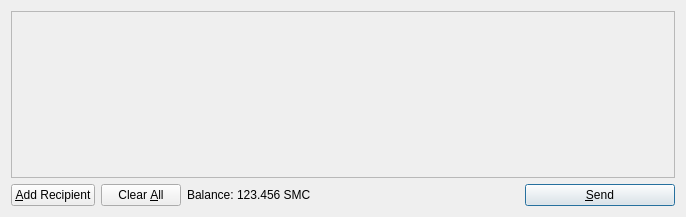
Before: the Qt Designer form src/qt/forms/sendcoinsdialog.ui in salvix/bigchange, drawn with Qt 5.
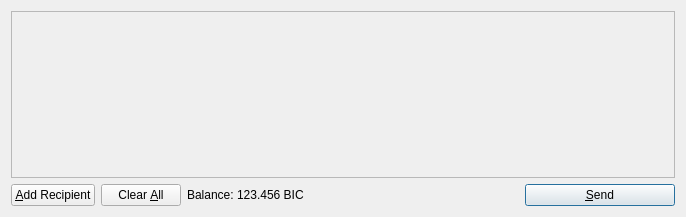
After: the same form once the commit is applied. Icons and pictures are not drawn.

What changed in the file:
```diff
--- a/src/qt/forms/sendcoinsdialog.ui
+++ b/src/qt/forms/sendcoinsdialog.ui
@@ -119,7 +119,7 @@
           <cursorShape>IBeamCursor</cursorShape>
          </property>
          <property name="text">
-          <string>123.456 SMC</string>
+          <string>123.456 BIC</string>
          </property>
          <property name="textInteractionFlags">
           <set>Qt::LinksAccessibleByMouse|Qt::TextSelectableByKeyboard|Qt::TextSelectableByMouse</set>
```
